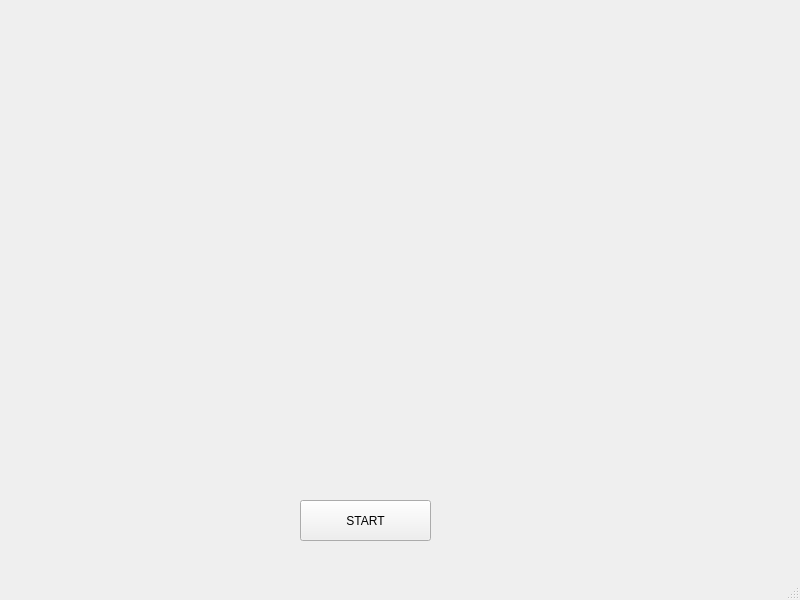
Old version of the form gamewindow.ui in the repository BartnikLukasz/GameOfLife.
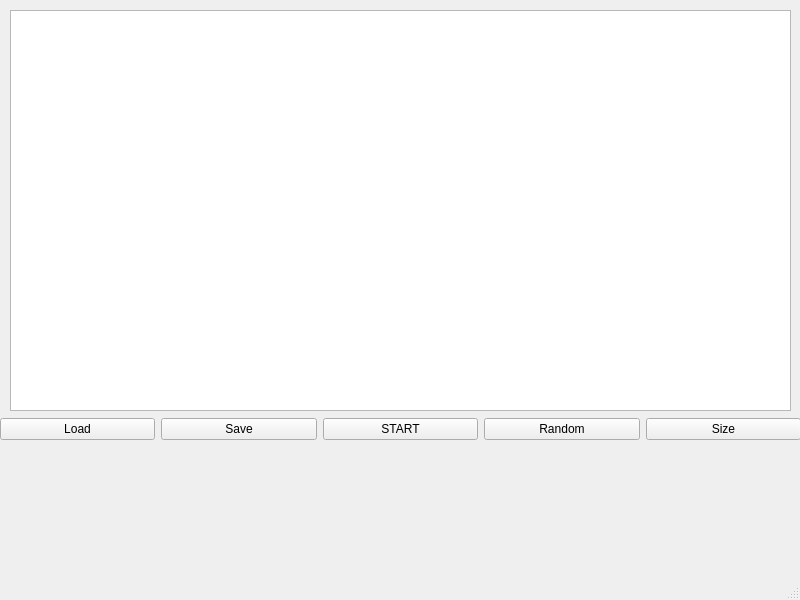
New version of the form.

```diff
--- a/gamewindow.ui
+++ b/gamewindow.ui
@@ -14,17 +14,61 @@
    <string>GameWindow</string>
   </property>
   <widget class="QWidget" name="centralwidget">
-   <widget class="QPushButton" name="startButton">
+   <widget class="QWidget" name="horizontalLayoutWidget">
     <property name="geometry">
      <rect>
-      <x>300</x>
-      <y>500</y>
-      <width>131</width>
+      <x>0</x>
+      <y>409</y>
+      <width>801</width>
       <height>41</height>
      </rect>
     </property>
-    <property name="text">
-     <string>START</string>
+    <layout class="QHBoxLayout" name="horizontalLayout">
+     <item>
+      <widget class="QPushButton" name="loadButton">
+       <property name="text">
+        <string>Load</string>
+       </property>
+      </widget>
+     </item>
+     <item>
+      <widget class="QPushButton" name="saveButton">
+       <property name="text">
+        <string>Save</string>
+       </property>
+      </widget>
+     </item>
+     <item>
+      <widget class="QPushButton" name="startButton">
+       <property name="text">
+        <string>START</string>
+       </property>
+      </widget>
+     </item>
+     <item>
+      <widget class="QPushButton" name="randomButton">
+       <property name="text">
+        <string>Random</string>
+       </property>
+      </widget>
+     </item>
+     <item>
+      <widget class="QPushButton" name="sizeButton">
+       <property name="text">
+        <string>Size</string>
+       </property>
+      </widget>
+     </item>
+    </layout>
+   </widget>
+   <widget class="QGraphicsView" name="graphicsView">
+    <property name="geometry">
+     <rect>
+      <x>10</x>
+      <y>10</y>
+      <width>781</width>
+      <height>401</height>
+     </rect>
     </property>
    </widget>
   </widget>
```
